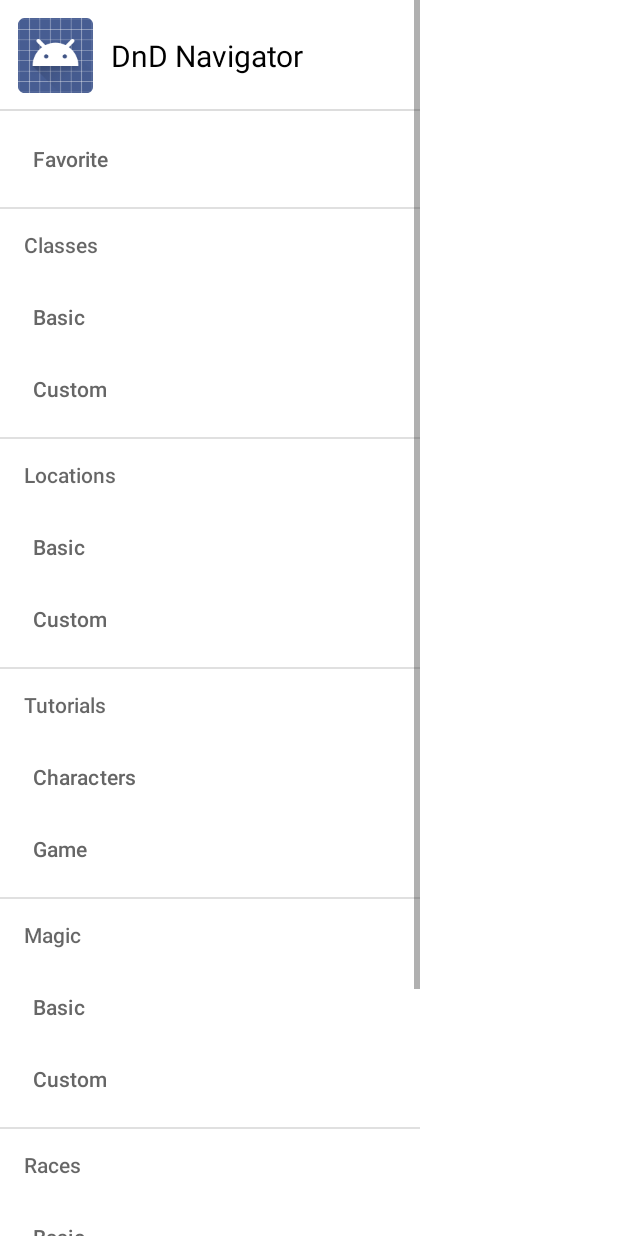
After one commit to arinstotle/CollectionSimpleApp, an Android app: the layout fragment_menu.xml on its own in the app's theme, with its tools: preview values and no code run, on a phone screen of 412 x 824 dp. The commit adds this screen. Run offline under Robolectric (Android 15) with nearby library versions, the phone set to English and light mode, and no system bars; Roboto replaces fonts that are not available here.

Commit message:
Done menu

```diff
--- a/app/build.gradle
+++ b/app/build.gradle
@@ -29,7 +29,8 @@ android {
 }
 
 dependencies {
-
+    implementation 'com.squareup.picasso:picasso:2.8'
+    implementation 'com.google.android.material:material:1.0.0'
     implementation 'androidx.recyclerview:recyclerview:1.2.1'
     implementation 'androidx.cardview:cardview:1.0.0'
     implementation 'com.mxn.soul:flowingdrawer-core:2.1.0'
--- a/app/src/main/AndroidManifest.xml
+++ b/app/src/main/AndroidManifest.xml
@@ -13,7 +13,7 @@
         android:theme="@style/Theme.CollectionSimpleApp"
         tools:targetApi="31">
         <activity
-            android:name=".MainActivity"
+            android:name=".MainActivity" android:theme="@style/AppTheme.NoActionBar"
             android:exported="true">
             <intent-filter>
                 <action android:name="android.intent.action.MAIN" />
--- /dev/null
+++ b/app/src/main/res/layout/fragment_menu.xml
@@ -0,0 +1,18 @@
+<RelativeLayout
+    xmlns:android="http://schemas.android.com/apk/res/android"
+    xmlns:app="http://schemas.android.com/apk/res-auto"
+    android:layout_width="match_parent"
+    android:layout_height="match_parent"
+    >
+
+    <com.google.android.material.navigation.NavigationView
+        android:id="@+id/vNavigation"
+        android:layout_width="wrap_content"
+        android:layout_height="match_parent"
+        android:layout_gravity="start"
+        android:background="@android:color/transparent"
+        app:headerLayout="@layout/view_global_menu_header"
+        app:itemIconTint="#8b8b8b"
+        app:itemTextColor="#666666"
+        app:menu="@menu/drawer_menu"/>
+</RelativeLayout>
--- /dev/null
+++ b/app/src/main/res/layout/view_global_menu_header.xml
@@ -0,0 +1,47 @@
+<?xml version="1.0" encoding="utf-8"?>
+<FrameLayout xmlns:android="http://schemas.android.com/apk/res/android"
+    xmlns:app="http://schemas.android.com/apk/res-auto"
+    android:layout_width="match_parent"
+    android:layout_height="wrap_content"
+    android:background="@android:color/transparent"
+    android:clickable="true">
+    <LinearLayout
+        android:id="@+id/vGlobalMenuHeader"
+        android:layout_width="match_parent"
+        android:layout_height="wrap_content">
+
+        <ImageView
+            android:id="@+id/ivMenuUserProfilePhoto"
+            android:layout_width="@dimen/global_menu_avatar_size"
+            android:layout_height="@dimen/global_menu_avatar_size"
+            android:layout_gravity="center"
+            android:layout_margin="12dp"
+            app:srcCompat="@android:drawable/sym_def_app_icon" />
+
+        <TextView
+            android:layout_width="wrap_content"
+            android:layout_height="wrap_content"
+            android:layout_gravity="center"
+            android:layout_weight="1"
+            android:text="DnD Navigator"
+            android:textColor="@color/black"
+            android:textSize="20sp"
+            android:textStyle="normal" />
+
+        <ImageButton
+            android:layout_width="50dp"
+            android:layout_height="50dp"
+            android:layout_gravity="center_vertical"
+            android:layout_margin="8dp"
+            android:background="@android:color/transparent"
+            android:src="@android:drawable/ic_menu_help"
+            android:visibility="gone" />
+
+    </LinearLayout>
+
+    <View
+        android:layout_width="match_parent"
+        android:layout_height="1dp"
+        android:layout_gravity="bottom"
+        android:background="#dddddd" />
+</FrameLayout>
--- /dev/null
+++ b/app/src/main/res/menu/drawer_menu.xml
@@ -0,0 +1,92 @@
+<menu xmlns:android="http://schemas.android.com/apk/res/android">
+    <group android:id="@+id/menu_group_1">
+
+
+        <item
+            android:id="@+id/menu_favorite"
+            android:title="@string/favorite" />
+
+
+        <item
+            android:id="@+id/menu_classes"
+            android:title="@string/classes">
+            <menu>
+                <item
+                    android:id="@+id/classes_basic"
+                    android:title="@string/basic" />
+                <item
+                    android:id="@+id/classes_custom"
+                    android:title="@string/custom" />
+            </menu>
+        </item>
+
+
+        <item
+            android:id="@+id/menu_locations"
+            android:title="@string/locations" >
+            <menu>
+                <item
+                    android:id="@+id/locations_basic"
+                    android:title="@string/basic" />
+                <item
+                    android:id="@+id/locations_custom"
+                    android:title="@string/custom" />
+            </menu>
+        </item>
+
+
+        <item
+            android:id="@+id/menu_tutorials"
+            android:title="@string/tutorials">
+            <menu>
+                <item
+                    android:id="@+id/tutorials_character"
+                    android:title="@string/characters" />
+                <item
+                    android:id="@+id/tutorials_game"
+                    android:title="@string/game" />
+            </menu>
+        </item>
+
+
+
+        <item
+            android:id="@+id/menu_magic"
+            android:title="@string/magic">
+            <menu>
+                <item
+                    android:id="@+id/magic_basic"
+                    android:title="@string/basic" />
+                <item
+                    android:id="@+id/magic_custom"
+                    android:title="@string/custom" />
+            </menu>
+        </item>
+
+        <item
+            android:id="@+id/races"
+            android:title="@string/races">
+            <menu>
+                <item
+                    android:id="@+id/races_basic"
+                    android:title="@string/basic" />
+                <item
+                    android:id="@+id/races_custom"
+                    android:title="@string/custom" />
+            </menu>
+        </item>
+
+    </group>
+
+
+    <group android:id="@+id/menu_group_2">
+        <item
+            android:id="@+id/menu_settings"
+            android:title="Settings" />
+        <item
+            android:id="@+id/menu_about"
+            android:title="About" />
+    </group>
+
+
+</menu>
--- /dev/null
+++ b/app/src/main/res/values/dimens.xml
@@ -0,0 +1,6 @@
+<?xml version="1.0" encoding="utf-8"?>
+<resources>
+    <dimen name="user_profile_avatar_size">50dp</dimen>
+    <dimen name="global_menu_avatar_size">50dp</dimen>
+    <dimen name="default_elevation">10dp</dimen>
+</resources>
--- a/app/src/main/res/values/strings.xml
+++ b/app/src/main/res/values/strings.xml
@@ -1,3 +1,16 @@
 <resources>
     <string name="app_name">CollectionSimpleApp</string>
+    <string name="races">Races</string>
+    <string name="classes">Classes</string>
+    <string name="magic">Magic</string>
+    <string name="locations">Locations</string>
+    <string name="favorite">Favorite</string>
+    <string name="tutorials">Tutorials</string>
+    <string name="basic">Basic</string>
+    <string name="custom">Custom</string>
+    <string name="game">Game</string>
+    <string name="characters">Characters</string>
+    <string name="font_regular">NanumMyeongjo-Regular.ttf</string>
+    <string name="font_bold">NanumMyeongjo-Bold.ttf</string>
+    <string name="font_extra_bold">NanumMyeongjo-ExtraBold.ttf</string>
 </resources>
--- a/app/src/main/res/values/themes.xml
+++ b/app/src/main/res/values/themes.xml
@@ -15,4 +15,11 @@
         <!-- Customize your theme here. -->
     </style>
 
+    <style name="AppTheme" parent="Theme.AppCompat.Light.DarkActionBar"></style>
+    <style name="AppTheme.AppBarOverlay" parent="ThemeOverlay.AppCompat.Dark.ActionBar" />
+    <style name="AppTheme.PopupOverlay" parent="ThemeOverlay.AppCompat.Light" />
+    <style name="AppTheme.NoActionBar">
+        <item name="windowNoTitle">true</item>
+        <item name="windowActionBar">false</item>
+    </style>
 </resources>
```
Also changed, not shown: app/src/main/java/com/example/collectionsimpleapp/CustomTypeFaceSpan.java (added, +46 -0 lines), app/src/main/java/com/example/collectionsimpleapp/MainActivity.java (+11 -0 lines), app/src/main/java/com/example/collectionsimpleapp/MenuListFragment.java (added, +80 -0 lines), 3 other files.
